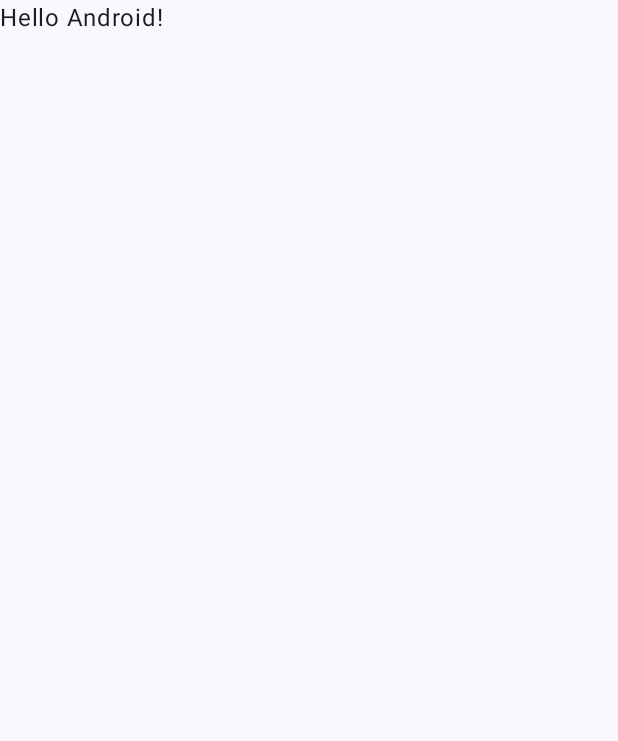
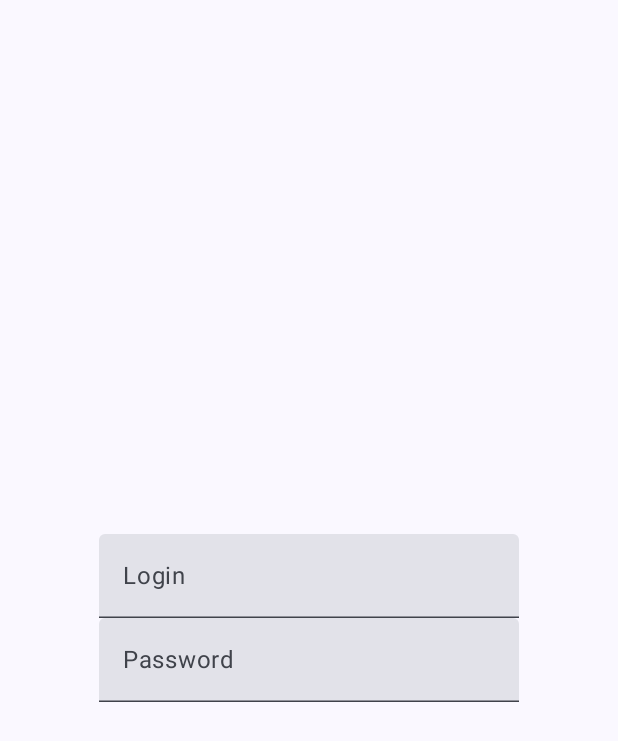
Before and after one commit to lexusshatov/Wallet, an Android app built with Jetpack Compose: the screen it shows after launch (MainActivity), on a phone screen of 412 x 824 dp. Before the commit the part shown is almost empty. Shown: the top 741 px of the screen. Run offline under Robolectric (Android 15) with nearby library versions, the phone set to English and light mode, and no system bars.

Commit message:
Resolve build issues

```diff
--- a/app/src/main/java/com/mouse/wallet/MainActivity.kt
+++ b/app/src/main/java/com/mouse/wallet/MainActivity.kt
@@ -11,16 +11,18 @@ import androidx.compose.runtime.Composable
 import androidx.compose.ui.Modifier
 import androidx.compose.ui.tooling.preview.Preview
 import com.mouse.wallet.ui.theme.WalletTheme
+import com.mouse.wallet.ui.theme.auth.AuthScreen
 
 class MainActivity : ComponentActivity() {
     override fun onCreate(savedInstanceState: Bundle?) {
         super.onCreate(savedInstanceState)
         setContent {
             WalletTheme {
-                // A surface container using the 'background' color from the theme
-                Surface(modifier = Modifier.fillMaxSize(),
-                    color = MaterialTheme.colorScheme.background) {
-                    Greeting("Android")
+                Surface(
+                    modifier = Modifier.fillMaxSize(),
+                    color = MaterialTheme.colorScheme.background
+                ) {
+                    AuthScreen()
                 }
             }
         }
--- /dev/null
+++ b/app/src/main/java/com/mouse/wallet/ui/theme/auth/AuthScreen.kt
@@ -0,0 +1,43 @@
+package com.mouse.wallet.ui.theme.auth
+
+import androidx.compose.foundation.layout.Arrangement
+import androidx.compose.foundation.layout.Column
+import androidx.compose.foundation.layout.fillMaxHeight
+import androidx.compose.material3.ExperimentalMaterial3Api
+import androidx.compose.material3.Text
+import androidx.compose.material3.TextField
+import androidx.compose.runtime.Composable
+import androidx.compose.runtime.getValue
+import androidx.compose.runtime.mutableStateOf
+import androidx.compose.runtime.saveable.rememberSaveable
+import androidx.compose.runtime.setValue
+import androidx.compose.ui.Alignment
+import androidx.compose.ui.Modifier
+import androidx.compose.ui.res.stringResource
+import com.mouse.wallet.R
+
+@OptIn(ExperimentalMaterial3Api::class)
+@Composable
+fun AuthScreen() {
+    var login: String by rememberSaveable { mutableStateOf("") }
+    var password: String by rememberSaveable { mutableStateOf("") }
+
+    Column(
+        modifier = Modifier.fillMaxHeight(),
+        horizontalAlignment = Alignment.CenterHorizontally,
+        verticalArrangement = Arrangement.Center
+    ) {
+        TextField(
+            value = login,
+            onValueChange = { login = it },
+            label = { Text(text = stringResource(R.string.login)) },
+            singleLine = true
+        )
+        TextField(
+            value = password,
+            onValueChange = { password = it },
+            label = { Text(text = stringResource(R.string.password)) },
+            singleLine = true
+        )
+    }
+}
--- a/app/src/main/res/values/strings.xml
+++ b/app/src/main/res/values/strings.xml
@@ -1,3 +1,5 @@
 <resources>
     <string name="app_name">Wallet</string>
+    <string name="login">Login</string>
+    <string name="password">Password</string>
 </resources>
--- a/build.gradle
+++ b/build.gradle
@@ -1,12 +1,12 @@
 buildscript {
     ext {
-        compose_version = '1.1.0-beta01'
+        compose_version = '1.3.0'
     }
 }// Top-level build file where you can add configuration options common to all sub-projects/modules.
 plugins {
     id 'com.android.application' version '7.2.2' apply false
     id 'com.android.library' version '7.2.2' apply false
-    id 'org.jetbrains.kotlin.android' version '1.5.31' apply false
+    id 'org.jetbrains.kotlin.android' version '1.7.10' apply false
 }
 
 task clean(type: Delete) {
```
Also changed, not shown: app/build.gradle (+14 -6 lines).
